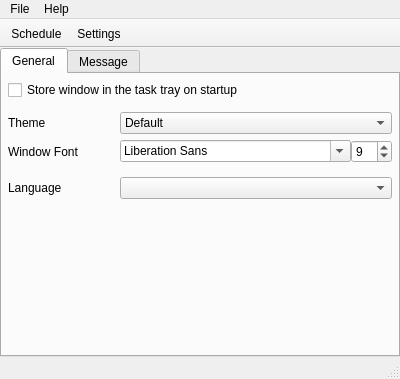
The window that src/AutoBatchScheduler/mainscheduler.ui (karakirimu/AutoBatchTools) describes before a commit, drawn with Qt 5.
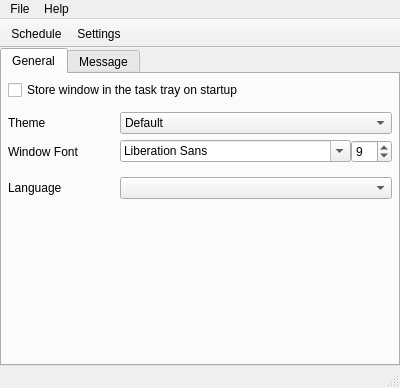
The same window after the commit. The open tabs and pages were chosen to show the change. Icons and pictures are not drawn. Custom widgets are drawn as their Qt base class.

What changed in the file:
```diff
--- a/src/AutoBatchScheduler/mainscheduler.ui
+++ b/src/AutoBatchScheduler/mainscheduler.ui
@@ -7,7 +7,7 @@
     <x>0</x>
     <y>0</y>
     <width>400</width>
-    <height>379</height>
+    <height>388</height>
    </rect>
   </property>
   <property name="windowTitle">
```
Left out of the diff: 2 changed lines with no effect on the pictures.
